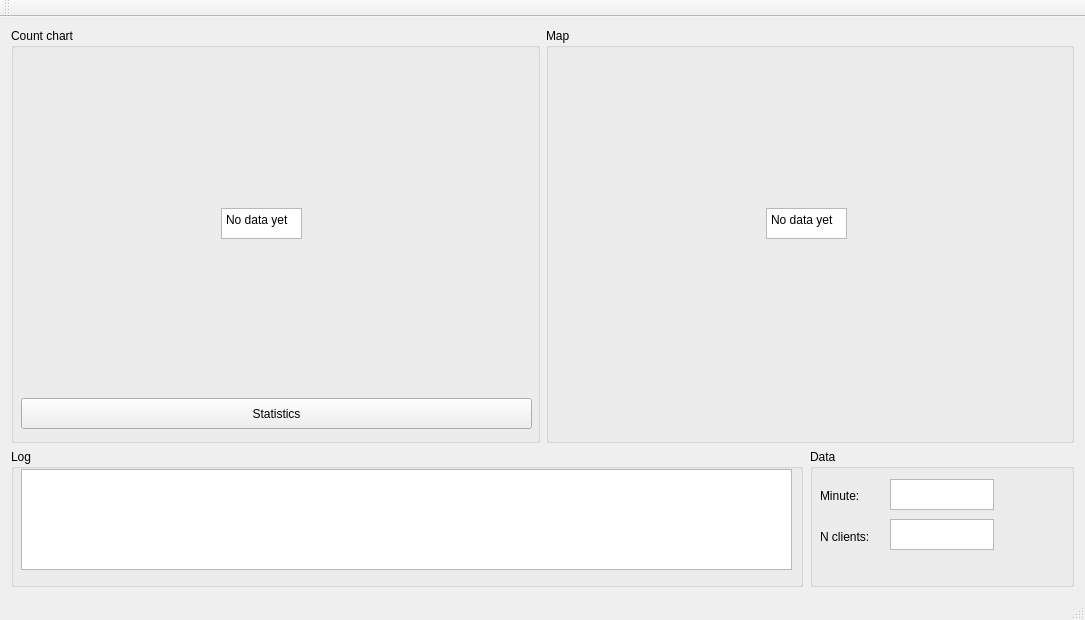
Before: the Qt Designer form mainwindow.ui in tontonmorale/pds-threaded-server, drawn with Qt 5.
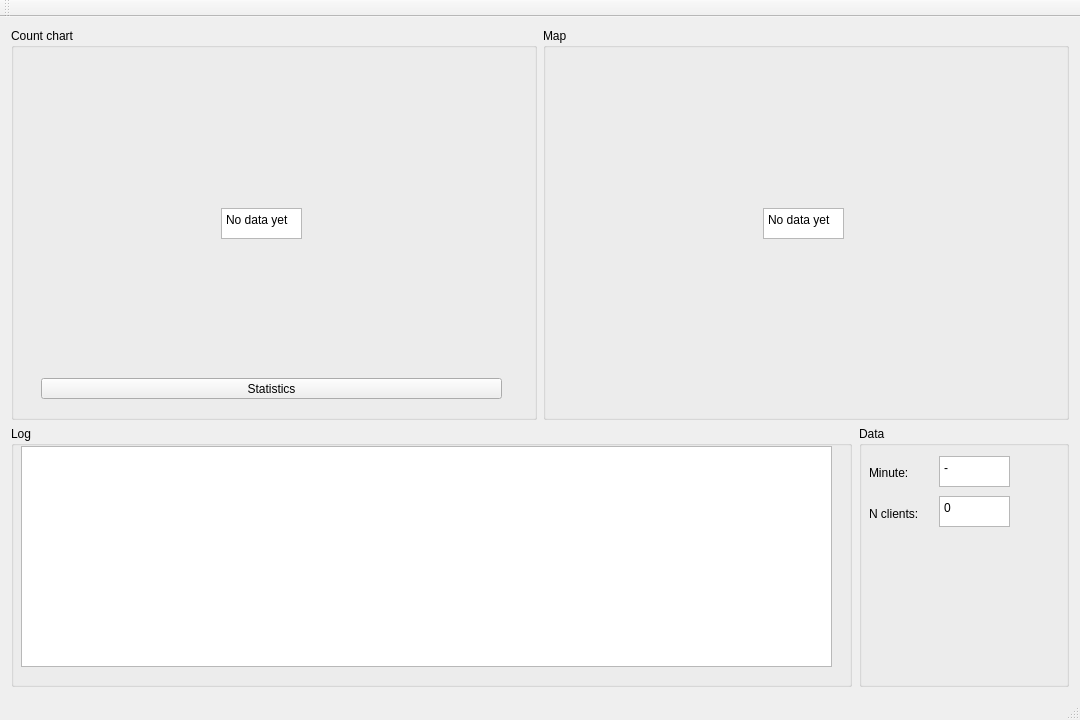
After: the same form once the commit is applied. Custom widgets are drawn as their Qt base class.

Diff of the .ui file:
```diff
--- a/mainwindow.ui
+++ b/mainwindow.ui
@@ -6,8 +6,8 @@
    <rect>
     <x>0</x>
     <y>0</y>
-    <width>1085</width>
-    <height>620</height>
+    <width>1080</width>
+    <height>720</height>
    </rect>
   </property>
   <property name="windowTitle">
@@ -16,7 +16,7 @@
   <widget class="QWidget" name="centralWidget">
    <layout class="QGridLayout" name="gridLayout">
     <item row="0" column="0">
-     <layout class="QVBoxLayout" name="verticalLayout_2" stretch="3,1">
+     <layout class="QVBoxLayout" name="verticalLayout_2" stretch="3,2">
       <property name="leftMargin">
        <number>0</number>
       </property>
@@ -45,7 +45,7 @@
              <x>10</x>
              <y>20</y>
              <width>511</width>
-             <height>381</height>
+             <height>321</height>
             </rect>
            </property>
            <property name="sizePolicy">
@@ -60,19 +60,6 @@
              <height>0</height>
             </size>
            </property>
-           <widget class="QPushButton" name="pushButton">
-            <property name="geometry">
-             <rect>
-              <x>0</x>
-              <y>350</y>
-              <width>511</width>
-              <height>31</height>
-             </rect>
-            </property>
-            <property name="text">
-             <string>Statistics</string>
-            </property>
-           </widget>
            <widget class="QPlainTextEdit" name="noChartData">
             <property name="geometry">
              <rect>
@@ -93,6 +80,19 @@
             </property>
            </widget>
           </widget>
+          <widget class="QPushButton" name="pushButton">
+           <property name="geometry">
+            <rect>
+             <x>30</x>
+             <y>350</y>
+             <width>461</width>
+             <height>21</height>
+            </rect>
+           </property>
+           <property name="text">
+            <string>Statistics</string>
+           </property>
+          </widget>
          </widget>
         </item>
         <item>
@@ -140,7 +140,7 @@
        </layout>
       </item>
       <item>
-       <layout class="QHBoxLayout" name="horizontalLayout_2" stretch="3,1">
+       <layout class="QHBoxLayout" name="horizontalLayout_2" stretch="4,1">
         <property name="spacing">
          <number>7</number>
         </property>
@@ -166,8 +166,8 @@
             <rect>
              <x>10</x>
              <y>20</y>
-             <width>771</width>
-             <height>101</height>
+             <width>811</width>
+             <height>221</height>
             </rect>
            </property>
            <property name="sizePolicy">
@@ -176,6 +176,12 @@
              <verstretch>0</verstretch>
             </sizepolicy>
            </property>
+           <property name="maximumSize">
+            <size>
+             <width>1000</width>
+             <height>1000</height>
+            </size>
+           </property>
            <property name="readOnly">
             <bool>true</bool>
            </property>
@@ -211,7 +217,7 @@
             <rect>
              <x>80</x>
              <y>30</y>
-             <width>104</width>
+             <width>71</width>
              <height>31</height>
             </rect>
            </property>
@@ -224,6 +230,9 @@
            <property name="readOnly">
             <bool>true</bool>
            </property>
+           <property name="plainText">
+            <string>-</string>
+           </property>
           </widget>
           <widget class="QLabel" name="minuteLabel_2">
            <property name="geometry">
@@ -243,7 +252,7 @@
             <rect>
              <x>80</x>
              <y>70</y>
-             <width>104</width>
+             <width>71</width>
              <height>31</height>
             </rect>
            </property>
@@ -256,6 +265,9 @@
            <property name="readOnly">
             <bool>true</bool>
            </property>
+           <property name="plainText">
+            <string>0</string>
+           </property>
           </widget>
          </widget>
         </item>
```
Left out of the diff: 4 changed lines with no effect on the pictures.
